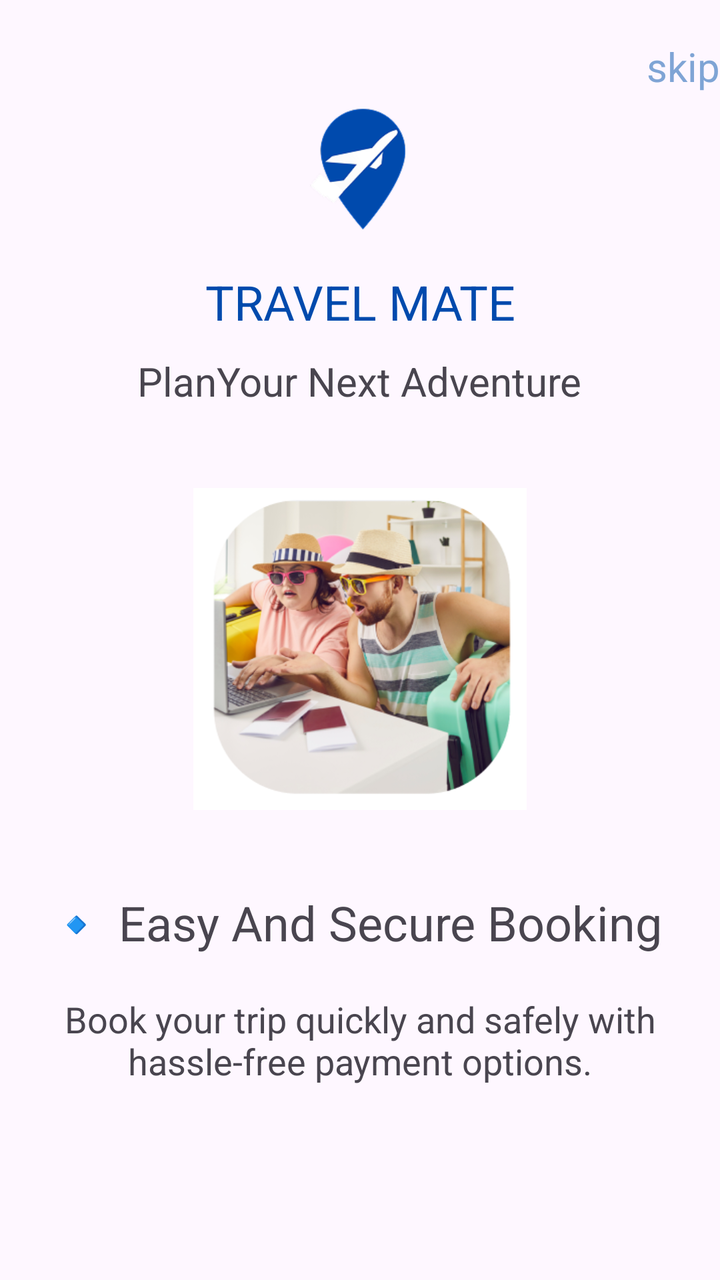
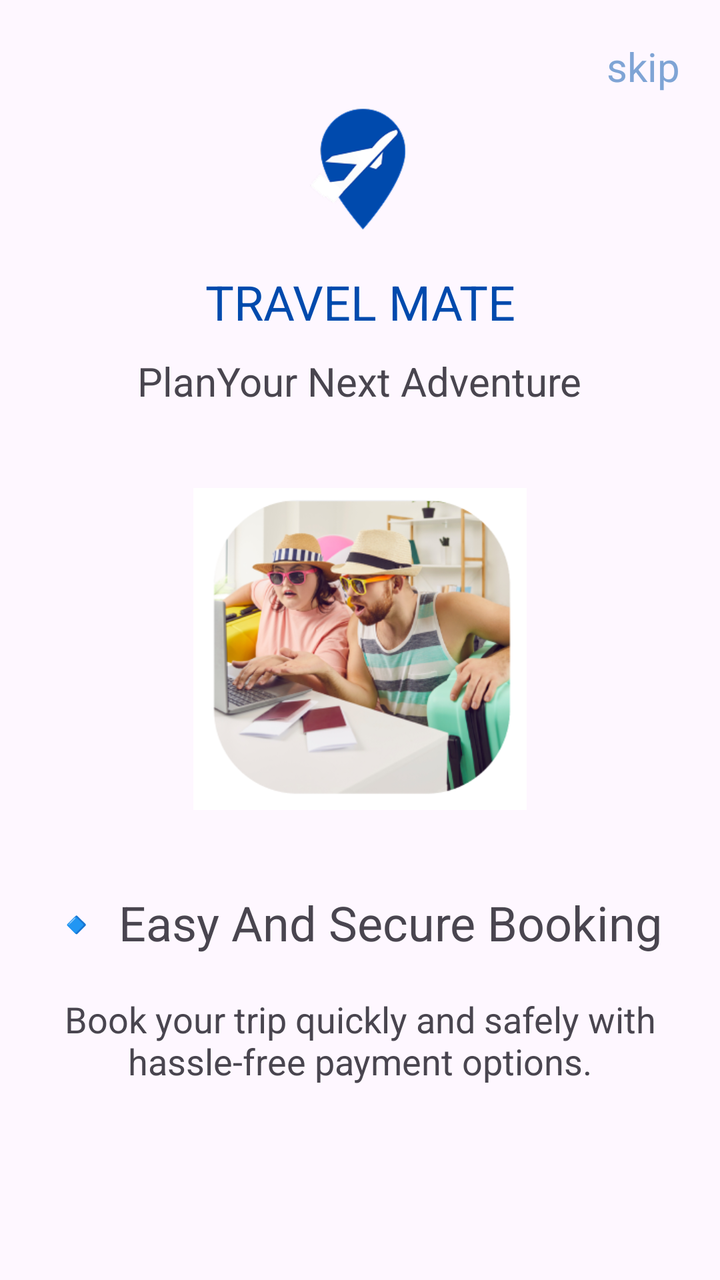

Screens rendered from an Android XML layout before and after an edit, with the pre-edit source and the edit as a unified diff.
<!-- AndroidManifest.xml: application theme Theme.TravelMate -->
<!-- res/layout/activity_get_started3.xml -->
<?xml version="1.0" encoding="utf-8"?>
<androidx.constraintlayout.widget.ConstraintLayout xmlns:android="http://schemas.android.com/apk/res/android"
    xmlns:app="http://schemas.android.com/apk/res-auto"
    xmlns:tools="http://schemas.android.com/tools"
    android:id="@+id/main"
    android:layout_width="match_parent"
    android:layout_height="match_parent"
    tools:context=".GetStarted3">

    <LinearLayout
        android:layout_width="0dp"
        android:layout_height="wrap_content"
        android:orientation="vertical"
        app:layout_constraintTop_toTopOf="parent"
        app:layout_constraintStart_toStartOf="parent"
        app:layout_constraintEnd_toEndOf="parent"
        android:gravity="center"
        android:layout_marginTop="16dp">

        <TextView
            android:id="@+id/skip"
            android:layout_width="wrap_content"
            android:layout_height="wrap_content"
            android:layout_gravity="end"
            android:layout_marginLeft="10dp"
            android:layout_marginTop="10dp"
            android:text="skip"
            android:textColor="@color/colorSecondary"
            android:textSize="20sp" />

        <ImageView
            android:id="@+id/logo"
            android:layout_width="184dp"
            android:layout_height="78dp"
            android:layout_gravity="center"
            app:srcCompat="@drawable/logo" />

        <TextView
            android:id="@+id/travelmate"
            android:layout_width="wrap_content"
            android:layout_height="wrap_content"
            android:layout_marginTop="10dp"
            android:gravity="center"
            android:text="TRAVEL MATE"
            android:textColor="@color/colorPrimary"
            android:textSize="24sp" />

        <TextView
            android:id="@+id/Adventure"
            android:layout_width="wrap_content"
            android:layout_height="wrap_content"
            android:layout_marginTop="10dp"
            android:layout_marginBottom="40dp"
            android:gravity="center"
            android:text="PlanYour Next Adventure"
            android:textSize="20sp" />

        <ImageView
            android:id="@+id/mainimg"
            android:layout_width="260dp"
            android:layout_height="161dp"
            android:layout_marginBottom="40dp"
            app:srcCompat="@drawable/screen3" />

        <TextView
            android:id="@+id/topic"
            android:layout_width="wrap_content"
            android:layout_height="wrap_content"
            android:text="🔹 Easy And Secure Booking "
            android:textSize="24sp"
            android:gravity="center"/>

        <TextView
            android:id="@+id/description"
            android:layout_width="wrap_content"
            android:layout_height="wrap_content"
            android:layout_margin="20dp"
            android:gravity="center"
            android:text="Book your trip quickly and safely with hassle-free payment options."
            android:textSize="18sp" />

        <Button
            android:id="@+id/Start"
            android:layout_width="wrap_content"
            android:layout_height="wrap_content"
            android:layout_marginTop="100dp"
            android:backgroundTint="@color/colorPrimary"
            android:text="Get Started"
            android:textColor="@color/white"
            android:textSize="18sp" />
    </LinearLayout>
</androidx.constraintlayout.widget.ConstraintLayout>
<!-- resources referenced by this layout -->
<resources>
  <color name="colorPrimary">#004AAD</color>
  <color name="colorSecondary">#7fa4d5</color>
  <color name="white">#FFFFFFFF</color>
  <!-- drawable logo: png bitmap (drawable, 8364 bytes) -->
  <!-- drawable screen3: png bitmap (drawable, 142612 bytes) -->
  <style name="Theme.TravelMate" parent="Base.Theme.TravelMate" />
  <style name="Base.Theme.TravelMate" parent="Theme.Material3.DayNight.NoActionBar">
          
          
      </style>
</resources>

<!-- the commit's change to res/layout/activity_get_started3.xml (unified diff, before → after) -->
@@ -22,7 +22,7 @@
             android:layout_width="wrap_content"
             android:layout_height="wrap_content"
             android:layout_gravity="end"
-            android:layout_marginLeft="10dp"
+            android:layout_marginRight="20dp"
             android:layout_marginTop="10dp"
             android:text="skip"
             android:textColor="@color/colorSecondary"
